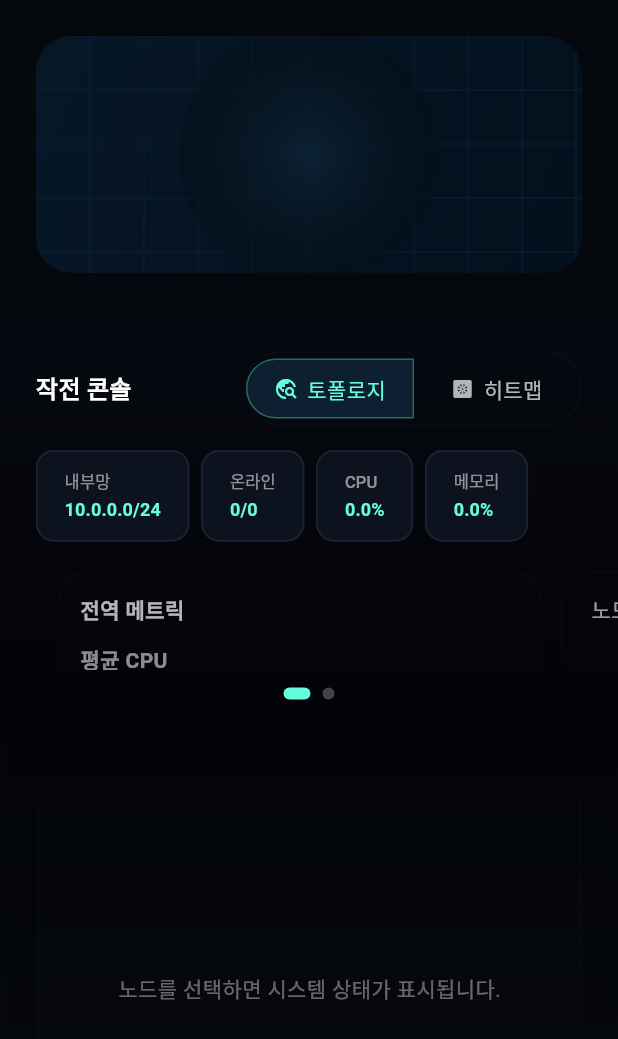
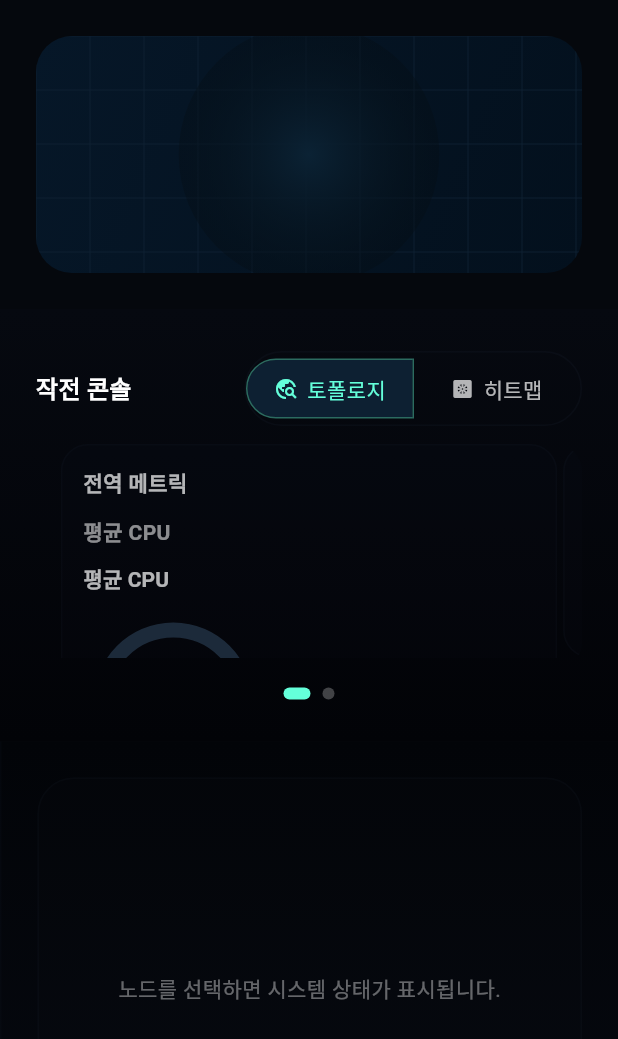
Before and after one commit to DARC0625/MIRROR_STAGE, a Flutter app: the screen it shows after launch, on a phone screen of 412 x 824 dp. Shown: the top 1039 px of the screen. Run offline on Flutter 3.47's test engine with Material 3 defaults, Android fonts, the phone set to English and light mode, and no system bars; our stand-ins replace socket_io_client; network calls fail; Roboto replaces fonts that are missing (Pretendard).

Commit message:
refactor: clamp sidebar carousel view

```diff
--- a/ego/frontend/lib/main.dart
+++ b/ego/frontend/lib/main.dart
@@ -235,23 +235,6 @@ class _SidebarState extends State<_Sidebar> {
   @override
   Widget build(BuildContext context) {
     final theme = Theme.of(context).textTheme;
-    final statusChips = [
-      _StatusChip(label: '내부망', value: '10.0.0.0/24'),
-      _StatusChip(
-        label: '온라인',
-        value: '${widget.frame.onlineHosts}/${widget.frame.totalHosts}',
-      ),
-      _StatusChip(
-        label: 'CPU',
-        value: '${widget.frame.averageCpuLoad.toStringAsFixed(1)}%',
-      ),
-      _StatusChip(
-        label: '메모리',
-        value: widget.frame.totalMemoryCapacityGb > 0
-            ? '${widget.frame.totalMemoryUsedGb.toStringAsFixed(1)}/${widget.frame.totalMemoryCapacityGb.toStringAsFixed(1)} GB'
-            : '${widget.frame.averageMemoryLoad.toStringAsFixed(1)}%',
-      ),
-    ];
 
     final pages = _buildPages();
 
@@ -280,19 +263,19 @@ class _SidebarState extends State<_Sidebar> {
               ),
             ],
           ),
-          const SizedBox(height: 16),
-          Wrap(spacing: 8, runSpacing: 8, children: statusChips),
-          const SizedBox(height: 20),
+          const SizedBox(height: 12),
           Expanded(
+            child: ClipRRect(
+              borderRadius: BorderRadius.circular(18),
               child: PageView.builder(
                 controller: _controller,
                 physics: const BouncingScrollPhysics(),
-              clipBehavior: Clip.none,
                 itemCount: pages.length,
                 onPageChanged: (value) => setState(() => _currentPage = value),
                 itemBuilder: (context, index) => Padding(
-                padding: const EdgeInsets.only(right: 12),
+                  padding: const EdgeInsets.only(right: 2, left: 2, bottom: 8),
                   child: pages[index],
+                ),
               ),
             ),
           ),
@@ -520,6 +503,7 @@ class _TwinStageState extends State<_TwinStage> with TickerProviderStateMixin {
   late final AnimationController _cameraController;
   late final AnimationController _linkPulseController;
   late final Animation<double> _linkPulseAnimation;
+  late final Listenable _stageTicker;
   TwinPosition _cameraFrom = TwinPosition.zero;
   TwinPosition _cameraTo = TwinPosition.zero;
 
@@ -535,12 +519,13 @@ class _TwinStageState extends State<_TwinStage> with TickerProviderStateMixin {
 
     _linkPulseController = AnimationController(
       vsync: this,
-      duration: const Duration(seconds: 3),
+      duration: const Duration(milliseconds: 1600),
     )..repeat(reverse: true);
     _linkPulseAnimation = CurvedAnimation(
       parent: _linkPulseController,
       curve: Curves.easeInOutSine,
     );
+    _stageTicker = Listenable.merge([_cameraController, _linkPulseController]);
   }
 
   @override
@@ -582,7 +567,7 @@ class _TwinStageState extends State<_TwinStage> with TickerProviderStateMixin {
     return LayoutBuilder(
       builder: (context, constraints) {
         return AnimatedBuilder(
-          animation: _cameraController,
+          animation: _stageTicker,
           builder: (context, _) {
             final focus = _currentCameraFocus;
             return Stack(
@@ -797,42 +782,6 @@ class _GaugePainter extends CustomPainter {
   @override
   bool shouldRepaint(covariant _GaugePainter oldDelegate) =>
       oldDelegate.normalized != normalized || oldDelegate.color != color;
-}
-
-class _StatusChip extends StatelessWidget {
-  const _StatusChip({required this.label, required this.value});
-
-  final String label;
-  final String value;
-
-  @override
-  Widget build(BuildContext context) {
-    return Chip(
-      backgroundColor: const Color(0xFF0C121E),
-      labelPadding: const EdgeInsets.symmetric(horizontal: 10, vertical: 4),
-      shape: RoundedRectangleBorder(borderRadius: BorderRadius.circular(12)),
-      side: const BorderSide(color: Color(0xFF1B2333)),
-      label: Column(
-        mainAxisSize: MainAxisSize.min,
-        crossAxisAlignment: CrossAxisAlignment.start,
-        children: [
-          Text(
-            label,
-            style: const TextStyle(color: Colors.white54, fontSize: 11),
-          ),
-          const SizedBox(height: 2),
-          Text(
-            value,
-            style: const TextStyle(
-              color: Colors.tealAccent,
-              fontWeight: FontWeight.w600,
-              fontSize: 12,
-            ),
-          ),
-        ],
-      ),
-    );
-  }
 }
 
 class _SidebarOverviewCard extends StatelessWidget {
```
Also changed, not shown: 1 other file. Lines whose indentation alone changed are shown as unchanged.
